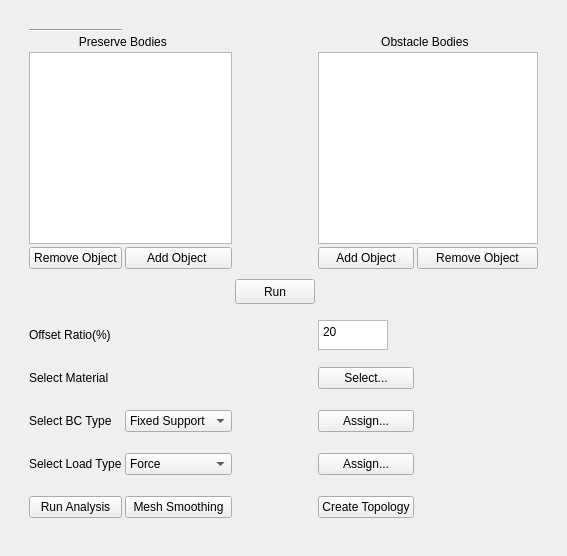
Above: fembygen/ui/createGeo.ui from V-ulkan/FEMbyGEN before the change. Below: the same form after it.
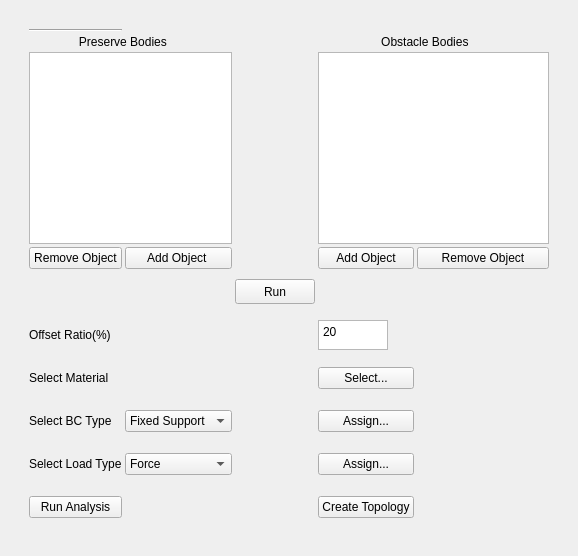
That is the form after the change.

Commit message: added widget "preserve and obstacle bodies"

Diff of the .ui file:
```diff
--- a/fembygen/ui/createGeo.ui
+++ b/fembygen/ui/createGeo.ui
@@ -6,7 +6,7 @@
    <rect>
     <x>0</x>
     <y>0</y>
-    <width>567</width>
+    <width>578</width>
     <height>556</height>
    </rect>
   </property>
@@ -235,13 +235,6 @@
            </property>
           </spacer>
          </item>
-         <item row="9" column="1">
-          <widget class="QPushButton" name="meshsmoothing">
-           <property name="text">
-            <string>Mesh Smoothing</string>
-           </property>
-          </widget>
-         </item>
          <item row="2" column="3" colspan="2">
           <widget class="QListWidget" name="obstacle_bodies"/>
          </item>
```
The commit also changes 2 other files.
